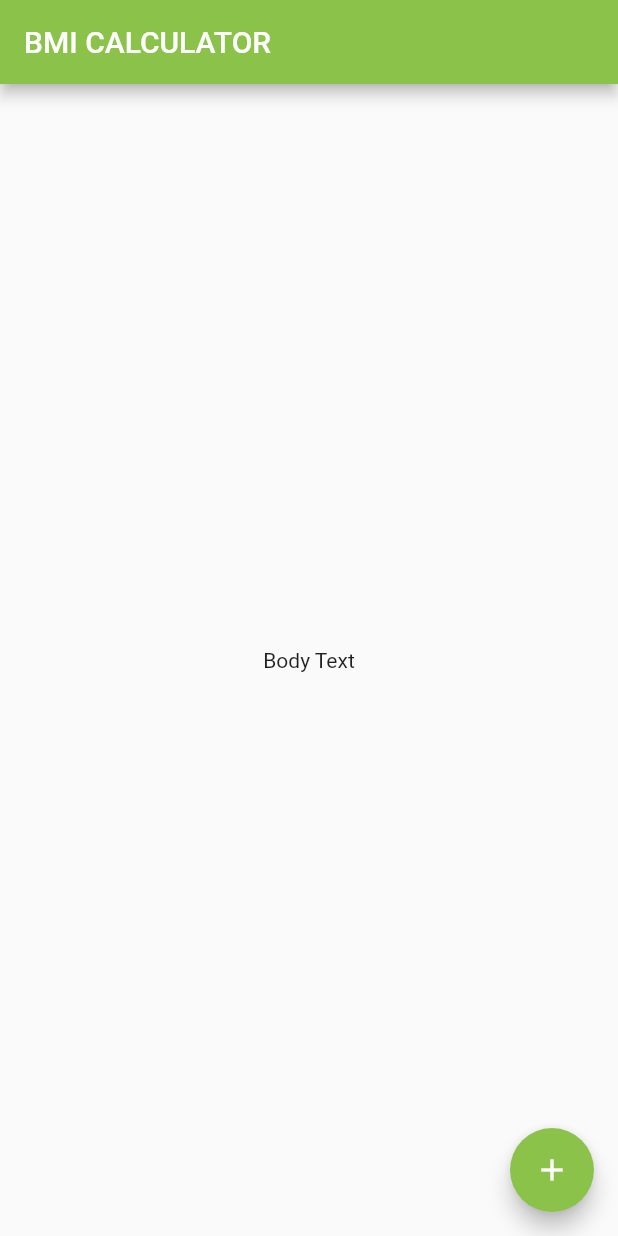
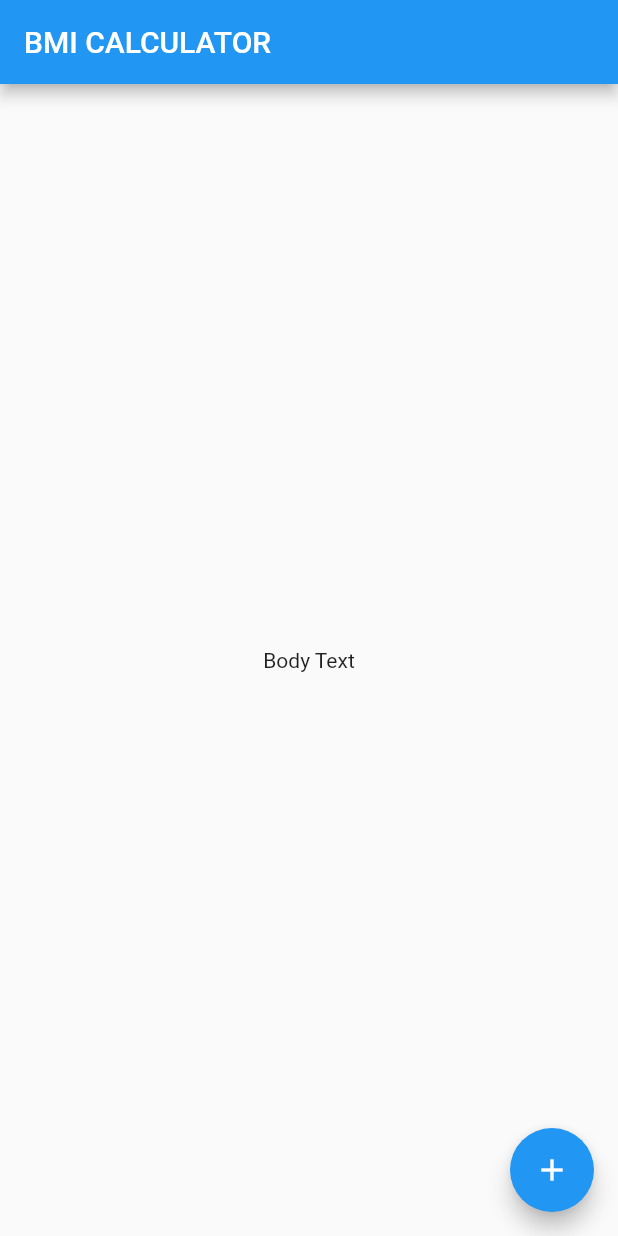
Before and after one commit to ketrab2004-Android/MAD-BMI_app, a Flutter app: the screen it shows after launch, on a phone screen of 412 x 824 dp. Run offline on Flutter 3.47's test engine with Material 2 defaults, Android fonts, the phone set to English and light mode, and no system bars.

Commit message:
Removed hardcoded colours

```diff
--- a/lib/main.dart
+++ b/lib/main.dart
@@ -22,14 +22,12 @@ class _InputPageState extends State<InputPage> {
     return Scaffold(
       appBar: AppBar(
         title: Text('BMI CALCULATOR'),
-        backgroundColor: Colors.lightGreen,
       ),
       body: Center(
         child: Text('Body Text'),
       ),
       floatingActionButton: FloatingActionButton(
         child: Icon(Icons.add),
-        backgroundColor: Colors.lightGreen,
       ),
     );
   }
```
